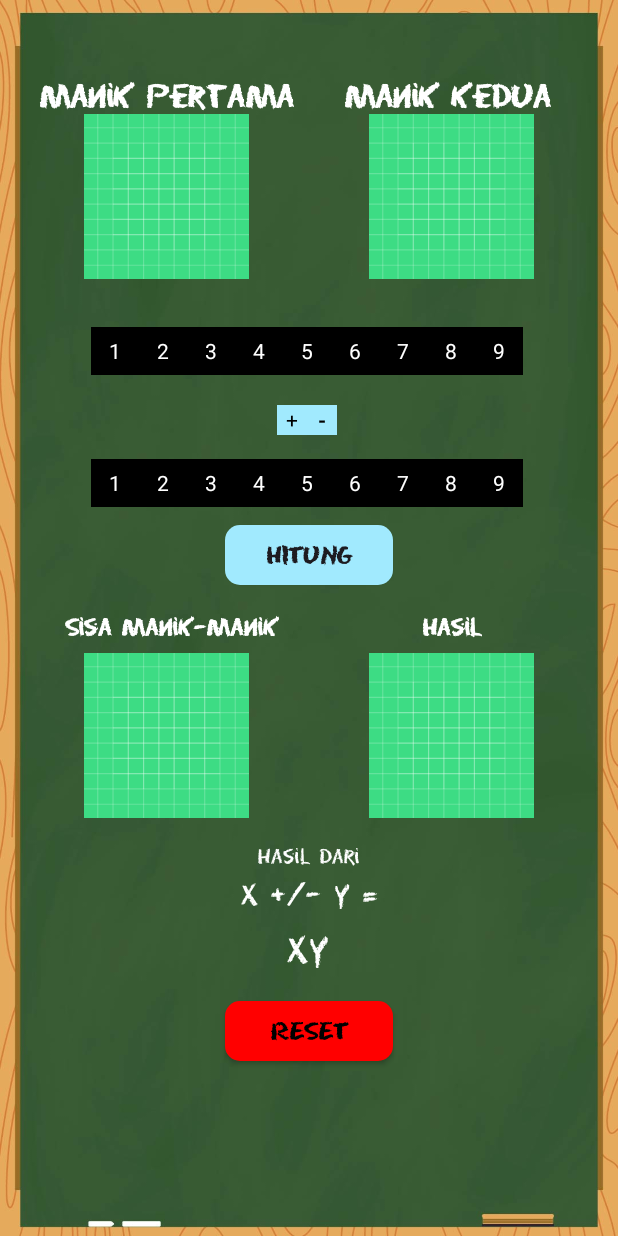
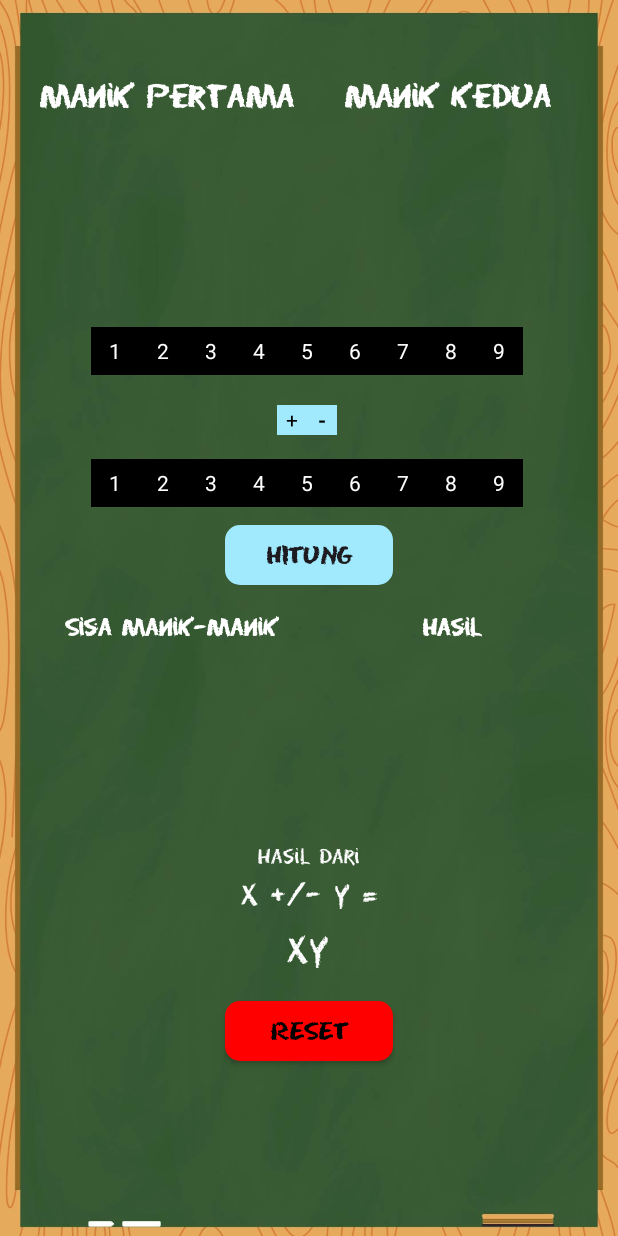
Before and after one commit to Boy-Brahmanda03/LearningApps, an Android app: the MainActivity screen opened directly, with no data from a screen before it, on a phone screen of 412 x 824 dp. Run offline under Robolectric (Android 15) with nearby library versions, the phone set to English and light mode, and no system bars.

Commit message:
Update default start sctivity main

```diff
--- a/app/src/main/res/layout/activity_main.xml
+++ b/app/src/main/res/layout/activity_main.xml
@@ -29,7 +29,6 @@
         android:layout_height="110dp"
         android:layout_marginTop="60dp"
         android:contentDescription="@string/first_image_number"
-        android:src="@drawable/ic_launcher_background"
         app:layout_constraintEnd_toStartOf="@+id/iv_second_number"
         app:layout_constraintStart_toStartOf="parent"
         app:layout_constraintTop_toTopOf="parent" />
@@ -56,7 +55,6 @@
         android:layout_height="110dp"
         android:layout_marginTop="20dp"
         android:contentDescription="@string/second_image_number"
-        android:src="@drawable/ic_launcher_background"
         app:layout_constraintBottom_toBottomOf="@+id/iv_first_number"
         app:layout_constraintEnd_toEndOf="parent"
         app:layout_constraintStart_toEndOf="@+id/iv_first_number"
@@ -359,7 +357,6 @@
         android:layout_width="190dp"
         android:layout_height="110dp"
         android:contentDescription="@string/first_image_number"
-        android:src="@drawable/ic_launcher_background"
         app:layout_constraintEnd_toStartOf="@+id/iv_result"
         app:layout_constraintStart_toStartOf="parent"
         android:layout_marginTop="8dp"
@@ -383,7 +380,6 @@
         android:layout_width="190dp"
         android:layout_height="110dp"
         android:contentDescription="@string/second_image_number"
-        android:src="@drawable/ic_launcher_background"
         app:layout_constraintEnd_toEndOf="parent"
         app:layout_constraintStart_toEndOf="@+id/iv_rest"
         app:layout_constraintTop_toTopOf="@+id/iv_rest" />
@@ -399,7 +395,8 @@
         app:layout_constraintTop_toBottomOf="@+id/iv_result"
         android:fontFamily="@font/eraserdust"
         android:textColor="@color/white"
-        android:textSize="16sp"/>
+        android:textSize="16sp"
+        />
 
     <TextView
         android:id="@+id/tv_cals"
```
